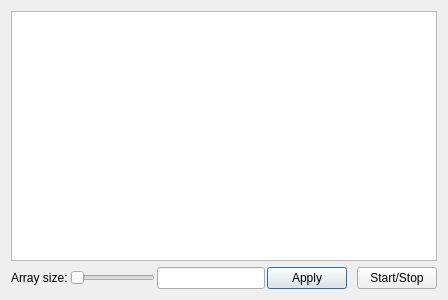
Before: the Qt Designer form TestGUI/TestDialog.ui in melnikovpetr/TaskQueue, drawn with Qt 5.
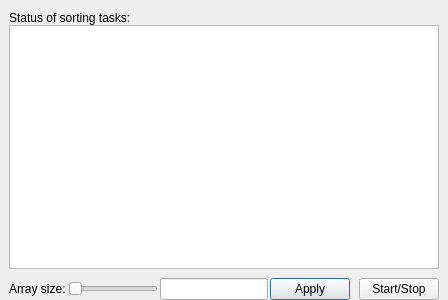
After: the same form once the commit is applied.

```diff
--- a/TestGUI/TestDialog.ui
+++ b/TestGUI/TestDialog.ui
@@ -20,6 +20,36 @@
    <string>Test with GUI</string>
   </property>
   <layout class="QVBoxLayout" name="verticalLayout_2">
+   <property name="spacing">
+    <number>0</number>
+   </property>
+   <property name="leftMargin">
+    <number>0</number>
+   </property>
+   <property name="rightMargin">
+    <number>0</number>
+   </property>
+   <property name="bottomMargin">
+    <number>0</number>
+   </property>
+   <item>
+    <layout class="QVBoxLayout" name="verticalLayout">
+     <property name="spacing">
+      <number>0</number>
+     </property>
+     <property name="leftMargin">
+      <number>9</number>
+     </property>
+     <property name="rightMargin">
+      <number>9</number>
+     </property>
+     <item>
+      <widget class="QLabel" name="taskStatusLbl">
+       <property name="text">
+        <string>Status of sorting tasks:</string>
+       </property>
+      </widget>
+     </item>
    <item>
     <widget class="QTableView" name="taskStatusTable">
      <property name="toolTip">
@@ -33,10 +63,24 @@
      </attribute>
     </widget>
    </item>
+    </layout>
+   </item>
    <item>
     <layout class="QHBoxLayout" name="horizontalLayout">
      <property name="spacing">
-      <number>10</number>
+      <number>9</number>
+     </property>
+     <property name="leftMargin">
+      <number>9</number>
+     </property>
+     <property name="topMargin">
+      <number>9</number>
+     </property>
+     <property name="rightMargin">
+      <number>9</number>
+     </property>
+     <property name="bottomMargin">
+      <number>0</number>
      </property>
      <item>
       <layout class="QHBoxLayout" name="horizontalLayout_2">
```
Left out of the diff: 2 changed lines with no effect on the pictures. Lines whose indentation alone changed are shown as unchanged.
